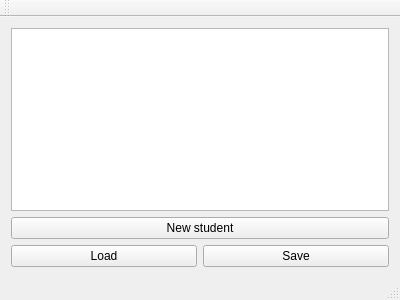
Old version of the form mainwindow.ui in the repository AstyCo/QT_learning_1.
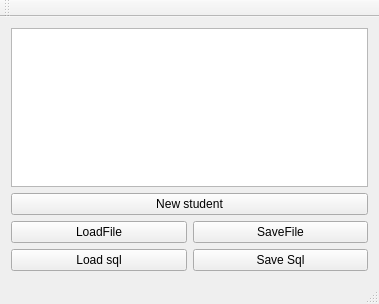
New version of the form.

What changed in the file:
```diff
--- a/mainwindow.ui
+++ b/mainwindow.ui
@@ -6,8 +6,8 @@
    <rect>
     <x>0</x>
     <y>0</y>
-    <width>400</width>
-    <height>300</height>
+    <width>379</width>
+    <height>304</height>
    </rect>
   </property>
   <property name="windowTitle">
@@ -30,14 +30,32 @@
       <item>
        <widget class="QPushButton" name="loadButton">
         <property name="text">
-         <string>Load</string>
+         <string>LoadFile</string>
         </property>
        </widget>
       </item>
       <item>
        <widget class="QPushButton" name="saveButton">
         <property name="text">
-         <string>Save</string>
+         <string>SaveFile</string>
+        </property>
+       </widget>
+      </item>
+     </layout>
+    </item>
+    <item>
+     <layout class="QHBoxLayout" name="horizontalLayout_2">
+      <item>
+       <widget class="QPushButton" name="loadSqlButton">
+        <property name="text">
+         <string>Load sql</string>
+        </property>
+       </widget>
+      </item>
+      <item>
+       <widget class="QPushButton" name="saveSqlButton">
+        <property name="text">
+         <string>Save Sql</string>
         </property>
        </widget>
       </item>
```
Left out of the diff: 2 changed lines with no effect on the pictures.
